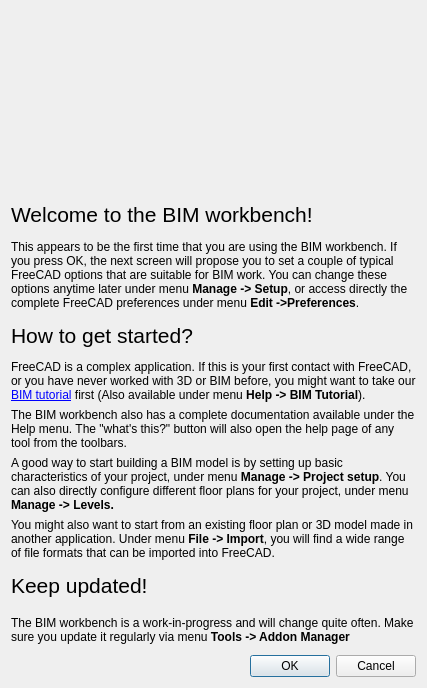
Old version of the form dialogWelcome.ui in the repository yorikvanhavre/BIM_Workbench.
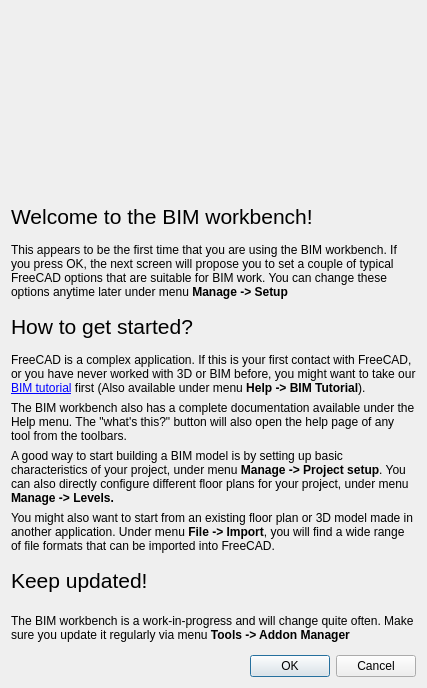
New version of the form.

Commit message: Wording fixes in dialogs

What changed in the file:
```diff
--- a/dialogWelcome.ui
+++ b/dialogWelcome.ui
@@ -42,7 +42,7 @@
    <item>
     <widget class="QLabel" name="label_2">
      <property name="text">
-      <string>&lt;html&gt;&lt;head/&gt;&lt;body&gt;&lt;p&gt;This appears to be the first time that you are using the BIM workbench. If you press OK, the next screen will propose you to set a couple of typical FreeCAD options that are suitable for BIM work. You can change these options anytime later under menu &lt;span style=&quot; font-weight:600;&quot;&gt;Manage -&amp;gt; Setup&lt;/span&gt;, or access directly the complete FreeCAD preferences under menu &lt;span style=&quot; font-weight:600;&quot;&gt;Edit -&amp;gt;Preferences&lt;/span&gt;.&lt;/p&gt;&lt;/body&gt;&lt;/html&gt;</string>
+      <string>&lt;html&gt;&lt;head/&gt;&lt;body&gt;&lt;p&gt;This appears to be the first time that you are using the BIM workbench. If you press OK, the next screen will propose you to set a couple of typical FreeCAD options that are suitable for BIM work. You can change these options anytime later under menu &lt;span style=&quot; font-weight:600;&quot;&gt;Manage -&amp;gt; Setup&lt;/span&gt;&lt;/p&gt;&lt;/body&gt;&lt;/html&gt;</string>
      </property>
      <property name="wordWrap">
       <bool>true</bool>
```
The commit also changes 1 other file.
